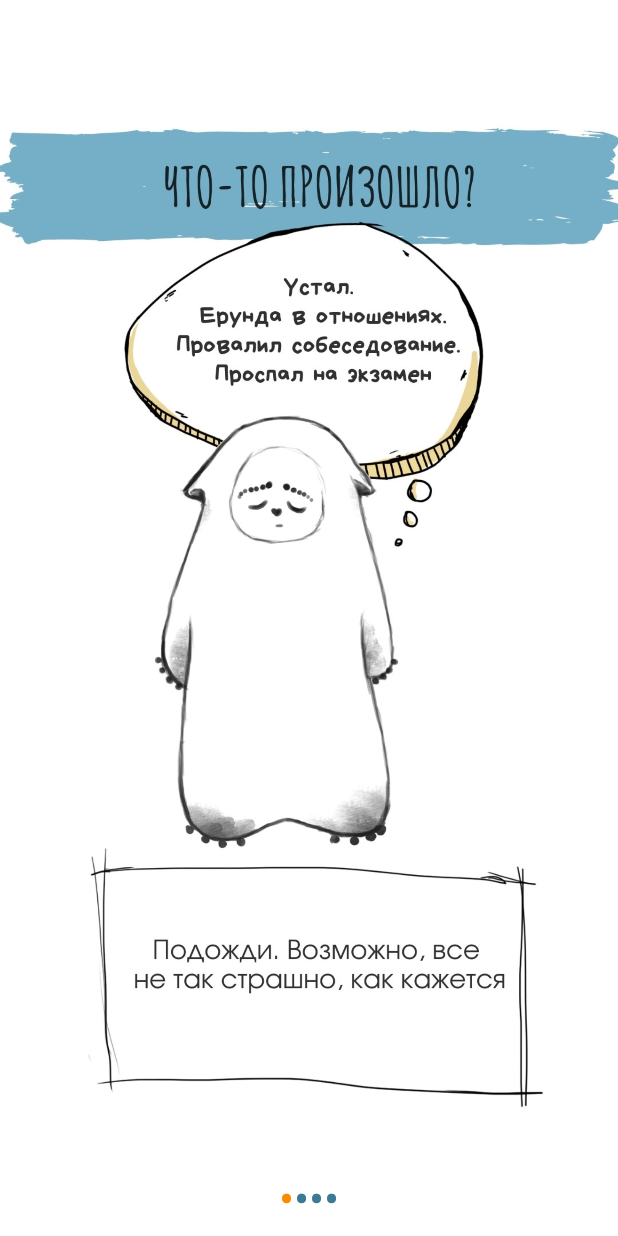
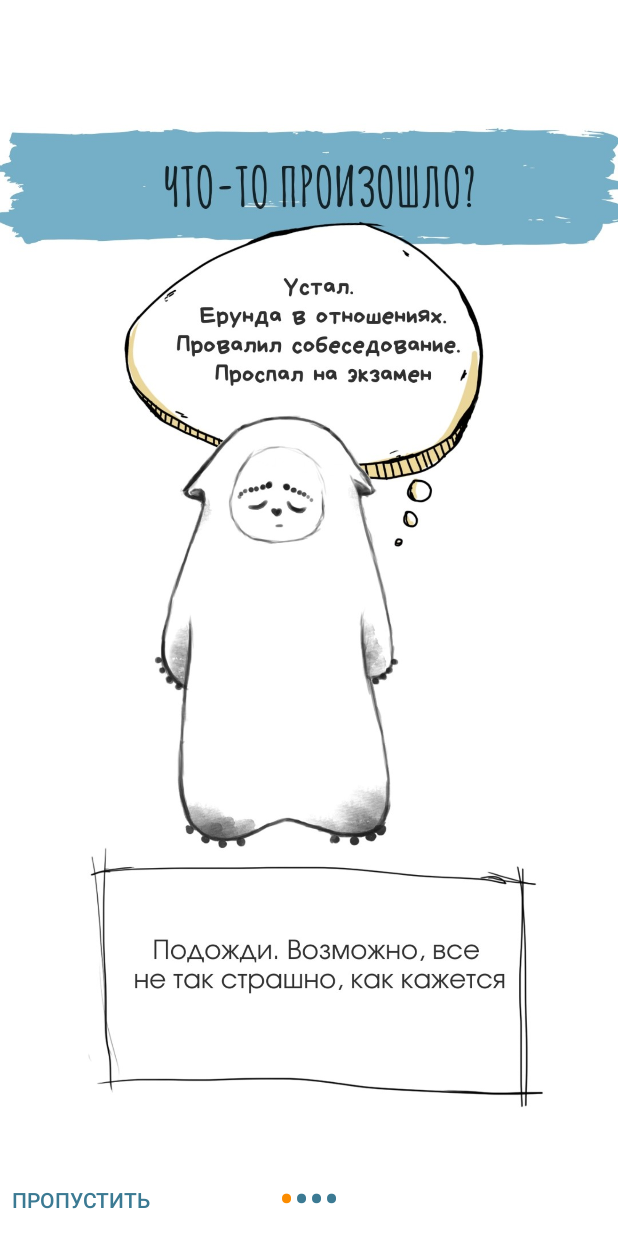
Before and after one commit to DaniilRyzhkov/SoundMind, an Android app: the screen it shows after launch (IntroActivity), on a phone screen of 412 x 824 dp. Run offline under Robolectric (Android 15) with nearby library versions, the phone set to English and light mode, and no system bars.

Commit message:
intro bug fix

```diff
--- a/app/src/main/java/com/qualitasvita/soundmind/IntroActivity.java
+++ b/app/src/main/java/com/qualitasvita/soundmind/IntroActivity.java
@@ -24,7 +24,7 @@ public class IntroActivity extends AppCompatActivity {
     private ViewPager viewPager;
     private LinearLayout layoutDot;
     //private Button btnNext;
-    //private Button btnSkip;
+    private Button btnSkip;
     private ImageView btnStart;
     private int[] layouts;
 
@@ -38,7 +38,7 @@ public class IntroActivity extends AppCompatActivity {
         layoutDot = findViewById(R.id.dot_layout);
         btnStart = findViewById(R.id.button_start);
         //btnNext = findViewById(R.id.btn_next_intro);
-        //btnSkip = findViewById(R.id.btn_skip_intro);
+        btnSkip = findViewById(R.id.btn_skip_intro);
 
         /*btnNext.setOnClickListener(new View.OnClickListener() {
             @Override
@@ -59,12 +59,12 @@ public class IntroActivity extends AppCompatActivity {
             }
         });
 
-        /*btnSkip.setOnClickListener(new View.OnClickListener() {
+        btnSkip.setOnClickListener(new View.OnClickListener() {
             @Override
             public void onClick(View v) {
                 finish();
             }
-        });*/
+        });
 
         layouts = new int[]{R.layout.slide_1, R.layout.slide_2, R.layout.slide_3, R.layout.slide_4};
         IntroPagerAdapter pagerAdapter = new IntroPagerAdapter(layouts, getApplicationContext());
@@ -79,12 +79,12 @@ public class IntroActivity extends AppCompatActivity {
             public void onPageSelected(int i) {
                 if (i == layouts.length - 1) {
                     btnStart.setVisibility(View.VISIBLE);
-                    //btnSkip.setVisibility(View.GONE);
+                    btnSkip.setVisibility(View.GONE);
                     //btnNext.setText(R.string.button_start);
                     //btnNext.setTextColor(ContextCompat.getColor(getApplicationContext(), R.color.colorAccent));
                 } else {
                     btnStart.setVisibility(View.GONE);
-                    //btnSkip.setVisibility(View.VISIBLE);
+                    btnSkip.setVisibility(View.VISIBLE);
                     //btnNext.setText(R.string.button_next);
                     //btnNext.setTextColor(ContextCompat.getColor(getApplicationContext(), R.color.colorPrimary));
                 }
--- a/app/src/main/java/com/qualitasvita/soundmind/MainActivity.java
+++ b/app/src/main/java/com/qualitasvita/soundmind/MainActivity.java
@@ -48,7 +48,8 @@ public class MainActivity extends AppCompatActivity {
         super.onCreate(savedInstanceState);
 
         if (isFirstTimeStartApp()) {
-            startActivityForResult(new Intent(this, WelcomeActivity.class), REQUEST_CODE_INTRO);
+            setFirstTimeStartStatus(false, getApplicationContext());
+            startActivity(new Intent(this, WelcomeActivity.class));
         }
 
         setContentView(R.layout.activity_main);
@@ -113,9 +114,9 @@ public class MainActivity extends AppCompatActivity {
                 }
             }
         }
-        if (requestCode == REQUEST_CODE_INTRO) {
+        /*if (requestCode == REQUEST_CODE_INTRO) {
             setFirstTimeStartStatus(false, getApplicationContext());
-        }
+        }*/
     }
 
     @Override
--- a/app/src/main/res/layout/activity_intro.xml
+++ b/app/src/main/res/layout/activity_intro.xml
@@ -48,7 +48,7 @@
         android:text="@string/button_next"
         android:textColor="@color/colorPrimary"
         app:layout_constraintBottom_toBottomOf="parent"
-        app:layout_constraintEnd_toEndOf="parent" />
+        app:layout_constraintEnd_toEndOf="parent" />-->
 
     <Button
         android:id="@+id/btn_skip_intro"
@@ -59,6 +59,6 @@
         android:text="@string/button_skip"
         android:textColor="@color/colorPrimary"
         app:layout_constraintBottom_toBottomOf="parent"
-        app:layout_constraintStart_toStartOf="parent" />-->
+        app:layout_constraintStart_toStartOf="parent" />
 
 </android.support.constraint.ConstraintLayout>
--- a/build.gradle
+++ b/build.gradle
@@ -7,7 +7,7 @@ buildscript {
 
     }
     dependencies {
-        classpath 'com.android.tools.build:gradle:3.4.1'
+        classpath 'com.android.tools.build:gradle:3.4.2'
 
         // NOTE: Do not place your application dependencies here; they belong
         // in the individual module build.gradle files
```
